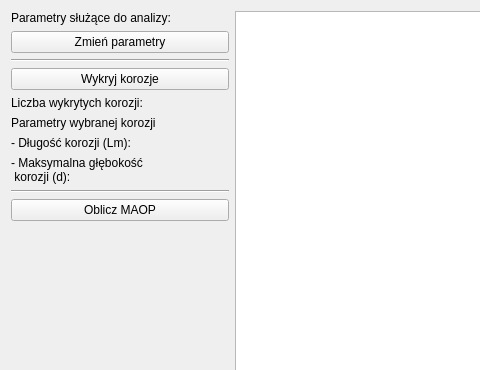
ukito-pl/UltraSoundScanViewer, file SelectionWindow.ui: the form before one commit; both pictures show x 0 to 480 and y 0 to 370 of the 816 by 456 pixel window.
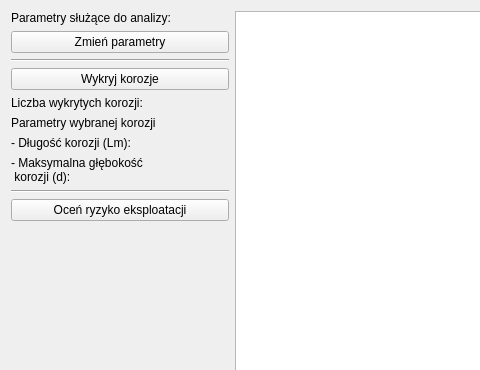
The form after the commit. Custom widgets are drawn as their Qt base class.

What changed in the file:
```diff
--- a/SelectionWindow.ui
+++ b/SelectionWindow.ui
@@ -127,7 +127,7 @@
      <item>
       <widget class="QPushButton" name="pushButton_maop">
        <property name="text">
-        <string>Oblicz MAOP</string>
+        <string>Oceń ryzyko eksploatacji</string>
        </property>
       </widget>
      </item>
```
